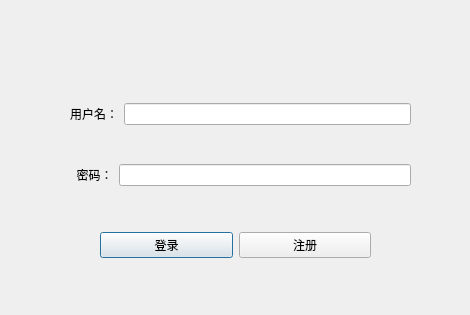
Qt form src/LogIn/LogIn_Dialog.ui (Hong16-9/QT_SuperMarket) before a commit.
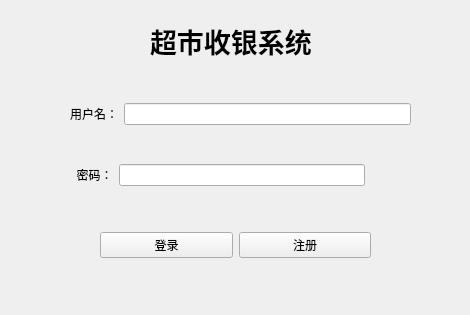
The same form after that commit. Icons and pictures are not drawn.

```diff
--- a/src/LogIn/LogIn_Dialog.ui
+++ b/src/LogIn/LogIn_Dialog.ui
@@ -13,6 +13,15 @@
   <property name="windowTitle">
    <string>Dialog</string>
   </property>
+  <property name="autoFillBackground">
+   <bool>false</bool>
+  </property>
+  <property name="sizeGripEnabled">
+   <bool>false</bool>
+  </property>
+  <property name="modal">
+   <bool>false</bool>
+  </property>
   <widget class="QWidget" name="verticalLayoutWidget">
    <property name="geometry">
     <rect>
@@ -49,6 +58,20 @@
       <item>
        <widget class="QLineEdit" name="passwordEdit"/>
       </item>
+      <item>
+       <widget class="QPushButton" name="codeshow">
+        <property name="text">
+         <string/>
+        </property>
+        <property name="icon">
+         <iconset resource="../../icon.qrc">
+          <normaloff>:/LogIn/icon/codeshow.jpg</normaloff>:/LogIn/icon/codeshow.jpg</iconset>
+        </property>
+        <property name="flat">
+         <bool>true</bool>
+        </property>
+       </widget>
+      </item>
      </layout>
     </item>
    </layout>
@@ -92,6 +115,36 @@
     </item>
    </layout>
   </widget>
+  <widget class="QLabel" name="label_3">
+   <property name="geometry">
+    <rect>
+     <x>150</x>
+     <y>20</y>
+     <width>171</width>
+     <height>41</height>
+    </rect>
+   </property>
+   <property name="font">
+    <font>
+     <family>Adobe 黑体 Std R</family>
+     <pointsize>20</pointsize>
+     <weight>75</weight>
+     <bold>true</bold>
+    </font>
+   </property>
+   <property name="mouseTracking">
+    <bool>false</bool>
+   </property>
+   <property name="autoFillBackground">
+    <bool>false</bool>
+   </property>
+   <property name="text">
+    <string>超市收银系统</string>
+   </property>
+   <property name="scaledContents">
+    <bool>false</bool>
+   </property>
+  </widget>
  </widget>
  <resources/>
  <connections/>
```
Left out of the diff: 4 changed lines with no effect on the pictures.
